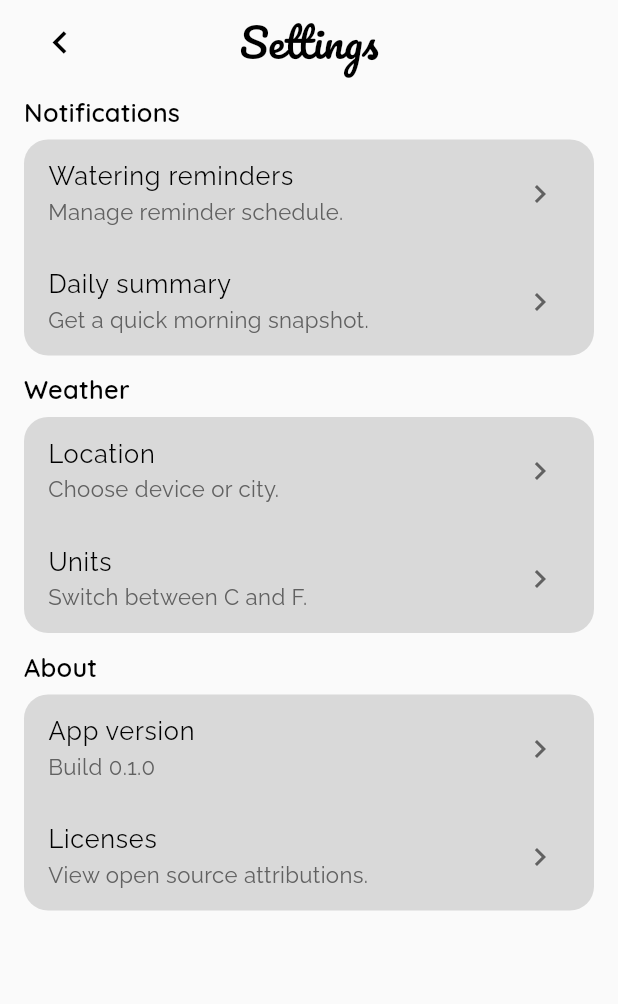
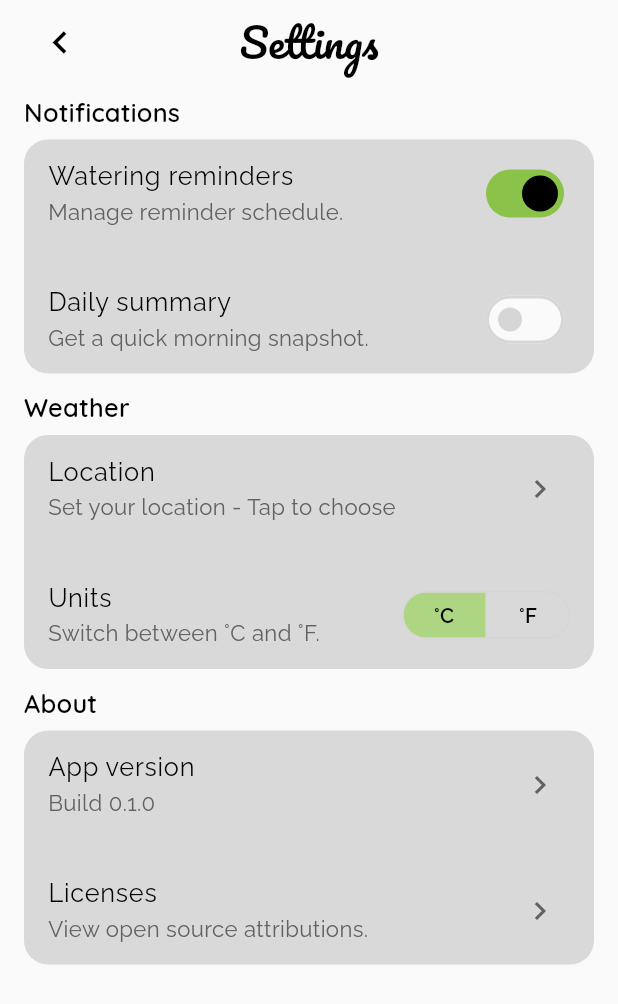
Before and after one commit to KingDrofd/water_it, a Flutter app: the SettingsPage screen opened directly, on a phone screen of 412 x 824 dp. Shown: the top 1004 px of the screen. Run offline on Flutter 3.47's test engine with Material 3 defaults, Android fonts, the phone set to English and light mode, and no system bars; our stand-ins replace equatable, flutter_bloc, flutter_svg, geolocator, get_it, image_picker and 2 more; accounts and stored records are empty.

Commit message:
Wire settings preferences and weather units

```diff
--- /dev/null
+++ b/lib/core/settings/app_settings.dart
@@ -0,0 +1,84 @@
+import 'package:flutter/foundation.dart';
+import 'package:shared_preferences/shared_preferences.dart';
+
+enum TemperatureUnit { celsius, fahrenheit }
+
+TemperatureUnit temperatureUnitFromStorage(String? value) {
+  if (value == TemperatureUnit.fahrenheit.storageValue) {
+    return TemperatureUnit.fahrenheit;
+  }
+  return TemperatureUnit.celsius;
+}
+
+extension TemperatureUnitLabel on TemperatureUnit {
+  String get label {
+    switch (this) {
+      case TemperatureUnit.celsius:
+        return 'Celsius';
+      case TemperatureUnit.fahrenheit:
+        return 'Fahrenheit';
+    }
+  }
+
+  String get symbol {
+    switch (this) {
+      case TemperatureUnit.celsius:
+        return '°C';
+      case TemperatureUnit.fahrenheit:
+        return '°F';
+    }
+  }
+
+  String get storageValue {
+    switch (this) {
+      case TemperatureUnit.celsius:
+        return 'celsius';
+      case TemperatureUnit.fahrenheit:
+        return 'fahrenheit';
+    }
+  }
+}
+
+class AppSettings {
+  static const _keyTempUnit = 'settings_temperature_unit';
+  static const _keyWateringReminders = 'settings_notify_watering_reminders';
+  static const _keyDailySummary = 'settings_notify_daily_summary';
+  static final temperatureUnitNotifier =
+      ValueNotifier<TemperatureUnit>(TemperatureUnit.celsius);
+
+  static Future<void> syncTemperatureUnit() async {
+    temperatureUnitNotifier.value = await getTemperatureUnit();
+  }
+
+  static Future<TemperatureUnit> getTemperatureUnit() async {
+    final prefs = await SharedPreferences.getInstance();
+    final value = prefs.getString(_keyTempUnit);
+    return temperatureUnitFromStorage(value);
+  }
+
+  static Future<void> setTemperatureUnit(TemperatureUnit unit) async {
+    final prefs = await SharedPreferences.getInstance();
+    await prefs.setString(_keyTempUnit, unit.storageValue);
+    temperatureUnitNotifier.value = unit;
+  }
+
+  static Future<bool> getWateringRemindersEnabled() async {
+    final prefs = await SharedPreferences.getInstance();
+    return prefs.getBool(_keyWateringReminders) ?? true;
+  }
+
+  static Future<void> setWateringRemindersEnabled(bool enabled) async {
+    final prefs = await SharedPreferences.getInstance();
+    await prefs.setBool(_keyWateringReminders, enabled);
+  }
+
+  static Future<bool> getDailySummaryEnabled() async {
+    final prefs = await SharedPreferences.getInstance();
+    return prefs.getBool(_keyDailySummary) ?? false;
+  }
+
+  static Future<void> setDailySummaryEnabled(bool enabled) async {
+    final prefs = await SharedPreferences.getInstance();
+    await prefs.setBool(_keyDailySummary, enabled);
+  }
+}
--- a/lib/features/settings/presentation/pages/settings_page.dart
+++ b/lib/features/settings/presentation/pages/settings_page.dart
@@ -1,7 +1,10 @@
 import 'package:flutter/material.dart';
 import 'package:water_it/core/layout/app_layout.dart';
+import 'package:water_it/core/settings/app_settings.dart';
 import 'package:water_it/core/theme/app_spacing.dart';
 import 'package:water_it/core/widgets/app_bars/sliver_page_header.dart';
+import 'package:water_it/features/home/presentation/utils/home_location_controller.dart';
+import 'package:water_it/features/settings/presentation/widgets/settings_sections.dart';
 
 enum SettingsSection {
   notifications,
@@ -28,15 +31,40 @@ class _SettingsPageState extends State<SettingsPage> {
     SettingsSection.weather: GlobalKey(),
     SettingsSection.about: GlobalKey(),
   };
+  bool _wateringReminders = true;
+  bool _dailySummary = false;
+  TemperatureUnit _temperatureUnit = TemperatureUnit.celsius;
+  bool _isLoading = true;
+  String _locationLabel = 'Set your location';
+  String _locationNote = 'Tap to choose';
 
   @override
   void initState() {
     super.initState();
+    _loadSettings();
     WidgetsBinding.instance.addPostFrameCallback((_) {
       final section = widget.initialSection;
       if (section != null) {
         _scrollToSection(section);
       }
+    });
+  }
+
+  Future<void> _loadSettings() async {
+    final unit = await AppSettings.getTemperatureUnit();
+    final watering = await AppSettings.getWateringRemindersEnabled();
+    final summary = await AppSettings.getDailySummaryEnabled();
+    final location = await readLocationPreference();
+    if (!mounted) {
+      return;
+    }
+    setState(() {
+      _temperatureUnit = unit;
+      _wateringReminders = watering;
+      _dailySummary = summary;
+      _locationLabel = location.label;
+      _locationNote = location.note;
+      _isLoading = false;
     });
   }
 
@@ -56,6 +84,22 @@ class _SettingsPageState extends State<SettingsPage> {
       duration: const Duration(milliseconds: 300),
       curve: Curves.easeOut,
     );
+  }
+
+  Future<void> _selectLocation(BuildContext context) async {
+    final controller = HomeLocationController(
+      loadWeather: (_, __) async {},
+      setState: (_) {},
+      showError: (message) {
+        ScaffoldMessenger.of(context).showSnackBar(
+          SnackBar(content: Text(message)),
+        );
+      },
+    );
+
+    await controller.promptForLocation(context);
+    controller.dispose();
+    await _loadSettings();
   }
 
   @override
@@ -92,16 +136,34 @@ class _SettingsPageState extends State<SettingsPage> {
                           [
                             KeyedSubtree(
                               key: _sectionKeys[SettingsSection.notifications],
-                              child: _SettingsSection(
+                              child: SettingsSectionCard(
                                 title: 'Notifications',
-                                children: const [
-                                  _SettingsTile(
+                                children: [
+                                  SettingsSwitchTile(
                                     title: 'Watering reminders',
                                     subtitle: 'Manage reminder schedule.',
+                                    value: _wateringReminders,
+                                    isLoading: _isLoading,
+                                    onChanged: (value) async {
+                                      setState(() {
+                                        _wateringReminders = value;
+                                      });
+                                      await AppSettings
+                                          .setWateringRemindersEnabled(value);
+                                    },
                                   ),
-                                  _SettingsTile(
+                                  SettingsSwitchTile(
                                     title: 'Daily summary',
                                     subtitle: 'Get a quick morning snapshot.',
+                                    value: _dailySummary,
+                                    isLoading: _isLoading,
+                                    onChanged: (value) async {
+                                      setState(() {
+                                        _dailySummary = value;
+                                      });
+                                      await AppSettings
+                                          .setDailySummaryEnabled(value);
+                                    },
                                   ),
                                 ],
                               ),
@@ -109,16 +171,25 @@ class _SettingsPageState extends State<SettingsPage> {
                             SizedBox(height: spacing.md),
                             KeyedSubtree(
                               key: _sectionKeys[SettingsSection.weather],
-                              child: _SettingsSection(
+                              child: SettingsSectionCard(
                                 title: 'Weather',
-                                children: const [
-                                  _SettingsTile(
+                                children: [
+                                  SettingsTile(
                                     title: 'Location',
-                                    subtitle: 'Choose device or city.',
+                                    subtitle: '$_locationLabel - $_locationNote',
+                                    onTap: _isLoading
+                                        ? null
+                                        : () => _selectLocation(context),
                                   ),
-                                  _SettingsTile(
-                                    title: 'Units',
-                                    subtitle: 'Switch between C and F.',
+                                  SettingsUnitsTile(
+                                    unit: _temperatureUnit,
+                                    isLoading: _isLoading,
+                                    onChanged: (unit) async {
+                                      setState(() {
+                                        _temperatureUnit = unit;
+                                      });
+                                      await AppSettings.setTemperatureUnit(unit);
+                                    },
                                   ),
                                 ],
                               ),
@@ -126,14 +197,14 @@ class _SettingsPageState extends State<SettingsPage> {
                             SizedBox(height: spacing.md),
                             KeyedSubtree(
                               key: _sectionKeys[SettingsSection.about],
-                              child: _SettingsSection(
+                              child: SettingsSectionCard(
                                 title: 'About',
                                 children: const [
-                                  _SettingsTile(
+                                  SettingsTile(
                                     title: 'App version',
                                     subtitle: 'Build 0.1.0',
                                   ),
-                                  _SettingsTile(
+                                  SettingsTile(
                                     title: 'Licenses',
                                     subtitle: 'View open source attributions.',
                                   ),
@@ -154,54 +225,3 @@ class _SettingsPageState extends State<SettingsPage> {
     );
   }
 }
-
-class _SettingsSection extends StatelessWidget {
-  const _SettingsSection({
-    required this.title,
-    required this.children,
-  });
-
-  final String title;
-  final List<Widget> children;
-
-  @override
-  Widget build(BuildContext context) {
-    final textTheme = Theme.of(context).textTheme;
-
-    return Column(
-      crossAxisAlignment: CrossAxisAlignment.start,
-      children: [
-        Text(
-          title,
-          style: textTheme.titleMedium,
-        ),
-        const SizedBox(height: 8),
-        Card(
-          margin: EdgeInsets.zero,
-          child: Column(
-            children: children,
-          ),
-        ),
-      ],
-    );
-  }
-}
-
-class _SettingsTile extends StatelessWidget {
-  const _SettingsTile({
-    required this.title,
-    required this.subtitle,
-  });
-
-  final String title;
-  final String subtitle;
-
-  @override
-  Widget build(BuildContext context) {
-    return ListTile(
-      title: Text(title),
-      subtitle: Text(subtitle),
-      trailing: const Icon(Icons.chevron_right),
-    );
-  }
-}
--- /dev/null
+++ b/lib/features/settings/presentation/widgets/settings_sections.dart
@@ -0,0 +1,150 @@
+import 'package:flutter/material.dart';
+import 'package:water_it/core/settings/app_settings.dart';
+
+class SettingsSectionCard extends StatelessWidget {
+  const SettingsSectionCard({
+    super.key,
+    required this.title,
+    required this.children,
+  });
+
+  final String title;
+  final List<Widget> children;
+
+  @override
+  Widget build(BuildContext context) {
+    final textTheme = Theme.of(context).textTheme;
+    final inputFill = Theme.of(context).inputDecorationTheme.fillColor ??
+        const Color(0xFFF2F2F2);
+
+    return Column(
+      crossAxisAlignment: CrossAxisAlignment.start,
+      children: [
+        Text(
+          title,
+          style: textTheme.titleMedium,
+        ),
+        const SizedBox(height: 8),
+        Card(
+          margin: EdgeInsets.zero,
+          color: inputFill,
+          clipBehavior: Clip.antiAlias,
+          shape: RoundedRectangleBorder(
+            borderRadius: BorderRadius.circular(16),
+          ),
+          child: Column(
+            children: [
+              for (var i = 0; i < children.length; i++) ...[
+                if (i > 0)
+                  Divider(
+                    height: 12,
+                    thickness: 1,
+                    indent: 16,
+                    endIndent: 16,
+                    color: Theme.of(context).dividerColor.withOpacity(0.35),
+                  ),
+                Material(
+                  color: Colors.transparent,
+                  child: children[i],
+                ),
+              ],
+            ],
+          ),
+        ),
+      ],
+    );
+  }
+}
+
+class SettingsTile extends StatelessWidget {
+  const SettingsTile({
+    super.key,
+    required this.title,
+    required this.subtitle,
+    this.onTap,
+  });
+
+  final String title;
+  final String subtitle;
+  final VoidCallback? onTap;
+
+  @override
+  Widget build(BuildContext context) {
+    return ListTile(
+      title: Text(title),
+      subtitle: Text(subtitle),
+      trailing: const Icon(Icons.chevron_right),
+      onTap: onTap,
+    );
+  }
+}
+
+class SettingsSwitchTile extends StatelessWidget {
+  const SettingsSwitchTile({
+    super.key,
+    required this.title,
+    required this.subtitle,
+    required this.value,
+    required this.isLoading,
+    required this.onChanged,
+  });
+
+  final String title;
+  final String subtitle;
+  final bool value;
+  final bool isLoading;
+  final ValueChanged<bool> onChanged;
+
+  @override
+  Widget build(BuildContext context) {
+    return SwitchListTile(
+      title: Text(title),
+      subtitle: Text(subtitle),
+      value: value,
+      onChanged: isLoading ? null : onChanged,
+      contentPadding: const EdgeInsets.symmetric(horizontal: 16),
+    );
+  }
+}
+
+class SettingsUnitsTile extends StatelessWidget {
+  const SettingsUnitsTile({
+    super.key,
+    required this.unit,
+    required this.isLoading,
+    required this.onChanged,
+  });
+
+  final TemperatureUnit unit;
+  final bool isLoading;
+  final ValueChanged<TemperatureUnit> onChanged;
+
+  @override
+  Widget build(BuildContext context) {
+    return ListTile(
+      contentPadding: const EdgeInsets.symmetric(horizontal: 16),
+      title: const Text('Units'),
+      subtitle: const Text('Switch between °C and °F.'),
+      trailing: SegmentedButton<TemperatureUnit>(
+        segments: const [
+          ButtonSegment(
+            value: TemperatureUnit.celsius,
+            label: Text('°C'),
+          ),
+          ButtonSegment(
+            value: TemperatureUnit.fahrenheit,
+            label: Text('°F'),
+          ),
+        ],
+        selected: {unit},
+        onSelectionChanged:
+            isLoading ? null : (value) => onChanged(value.first),
+        showSelectedIcon: false,
+        style: const ButtonStyle(
+          tapTargetSize: MaterialTapTargetSize.shrinkWrap,
+          visualDensity: VisualDensity.compact,
+        ),
+      ),
+    );
+  }
+}
```
Also changed, not shown: lib/features/home/presentation/pages/home_page.dart (+20 -5 lines), lib/features/home/presentation/utils/home_location_controller.dart (+34 -0 lines), lib/features/home/presentation/widgets/home_weather_section.dart (+21 -3 lines).
